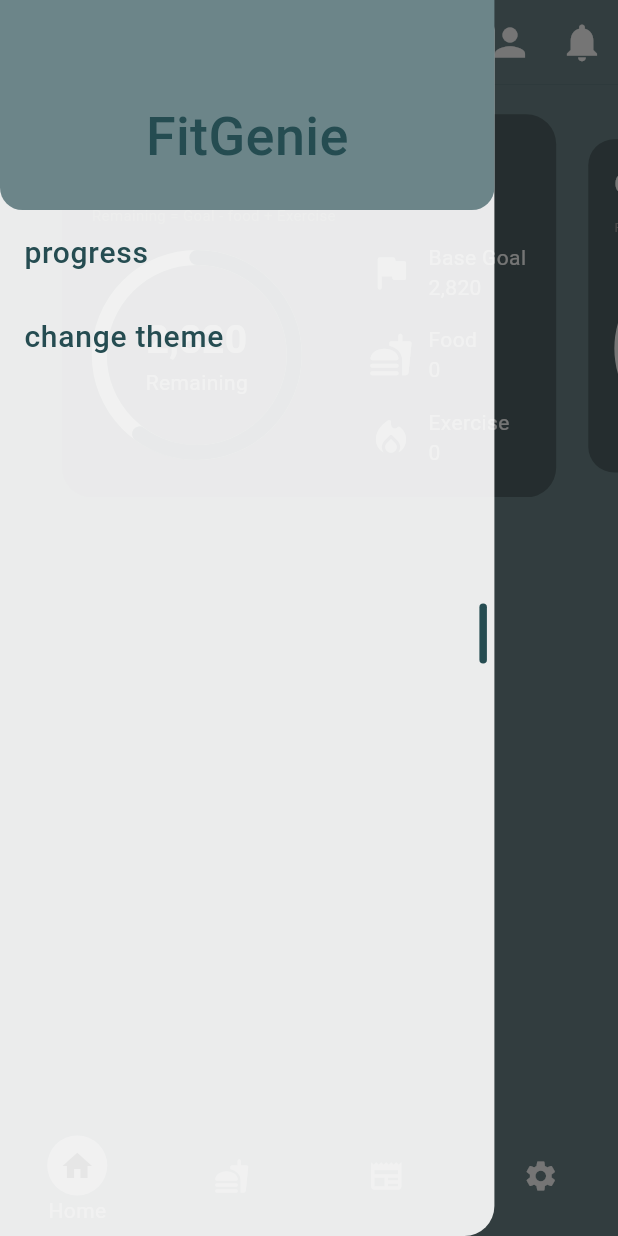
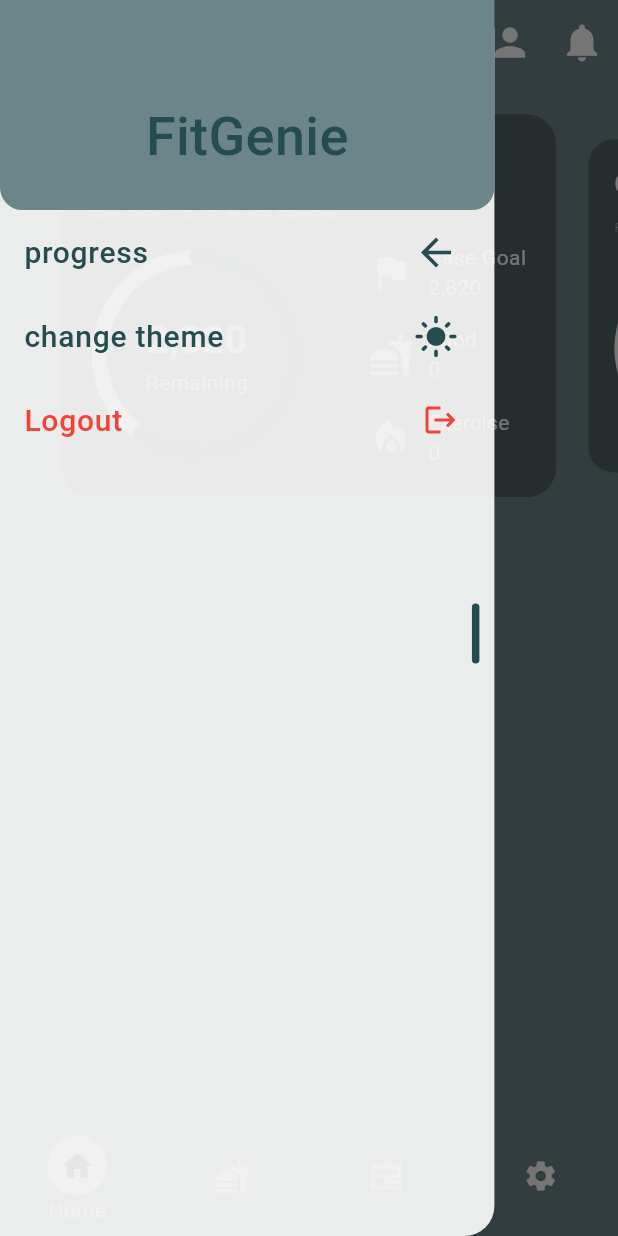
Before and after one commit to eslam301/fit_genie, a Flutter app: the HomeLayout screen opened directly, with the side drawer open, on a phone screen of 412 x 824 dp. Run offline on Flutter 3.47's test engine with Material 3 defaults, Android fonts, the phone set to English and light mode, and no system bars; drawn by our look-alikes of carousel_slider, percent_indicator; our stand-ins replace get; missing offline and left inert: model_viewer_plus.

Commit message:
v.4.1.0 finished theme mode changer

```diff
--- a/lib/core/application_theme.dart
+++ b/lib/core/application_theme.dart
@@ -6,6 +6,13 @@
   static const Color whiteGothic = Color(0xffcedcdd);
   static const Color white = Color(0xffffffff);
   static const Color darkSlate = Color(0xff000c08);
+  //dark theme colors
+  static const Color gothicShade = Color(0xff1a383d);
+  static const Color openGothicShade = Color(0xff4d6467);
+  static const Color whiteGothicShade = Color(0xffaebdbd);
+  static const Color darkDarkSlate = Color(0xff191919);
+  static const Color darkSlateAccent = Color(0xff001a11);
+
 
 
   static ThemeData lightTheme = ThemeData(
@@ -55,10 +62,50 @@
     bottomSheetTheme: const BottomSheetThemeData(),
   );
   static ThemeData darkTheme = ThemeData(
-    primaryColor: gothic,
-    secondaryHeaderColor: openGothic,
+    primaryColor: gothicShade,
+    secondaryHeaderColor: openGothicShade,
+    scaffoldBackgroundColor: darkDarkSlate,
     appBarTheme: const AppBarTheme(
-      backgroundColor: Colors.grey,
-    )
+      backgroundColor: openGothicShade,
+      elevation: 0,
+      centerTitle: true,
+      iconTheme: IconThemeData(
+        color: white,
+        size: 30,
+      ),
+      titleTextStyle: TextStyle(
+        color: white,
+        fontSize: 34,
+        fontWeight: FontWeight.bold,
+      ),
+    ),
+    textTheme: const TextTheme(),
+    colorScheme: const ColorScheme(
+        primary: gothicShade,
+        onPrimary: openGothicShade,
+        secondary: whiteGothicShade,
+        onSecondary: white,
+        error: Colors.red,
+        onError: Colors.red,
+        background:whiteGothicShade ,
+        onBackground: Colors.pink,
+        surface: Colors.blue,
+        onSurface: Colors.pinkAccent,
+        brightness: Brightness.dark
+    ),
+    bottomNavigationBarTheme: const BottomNavigationBarThemeData(
+      backgroundColor: openGothicShade,
+      type: BottomNavigationBarType.fixed,
+      elevation: 0,
+      showSelectedLabels: true,
+      showUnselectedLabels: false,
+      selectedItemColor: Colors.white,
+      unselectedItemColor: Colors.white,
+      selectedIconTheme: IconThemeData(
+        color: Colors.black,
+      ),
+    ),
+    bottomSheetTheme: const BottomSheetThemeData(),
   );
+
 }
--- a/lib/core/widgets/custom_button.dart
+++ b/lib/core/widgets/custom_button.dart
@@ -23,9 +23,9 @@
         ),
         child: Row(
           children: [
-            Text(label, style: TextStyle(color: theme.colorScheme.onPrimary,fontSize: 20),),
+            Text(label, style: const TextStyle(color: Colors.white,fontSize: 20),),
             const Spacer(),
-            Icon(Icons.arrow_forward,color: theme.colorScheme.onPrimary,)
+            const Icon(Icons.arrow_forward,color: Colors.white,)
           ],
         ),
       ),
--- a/lib/core/widgets/custom_drawer.dart
+++ b/lib/core/widgets/custom_drawer.dart
@@ -1,41 +1,44 @@
 import 'package:flutter/material.dart';
 import 'package:get/get.dart';
+import '../../main.dart';
+import '../../pages/sign-in/sign_in.dart';
 
 class CustomDrawer extends StatelessWidget {
   const CustomDrawer({super.key});
-
   @override
   Widget build(BuildContext context) {
+    final ThemeController themeController = Get.find();
     var theme = Theme.of(context);
     var height = MediaQuery.of(context).size.height;
     var width = MediaQuery.of(context).size.width;
-
     return Container(
-      width:  width*0.8,
+        width: width * 0.8,
         decoration: BoxDecoration(
             color: theme.colorScheme.background.withOpacity(0.9),
             borderRadius: const BorderRadius.only(
               topRight: Radius.circular(20.0),
               bottomRight: Radius.circular(20.0),
-        )
-      ),
+            )),
         child: Stack(
           children: [
-          Column(
-            children: [
+            Column(children: [
               Container(
                 width: double.infinity,
-                height: height*0.17,
-                padding: EdgeInsets.only(top: height*0.05),
+                height: height * 0.17,
+                padding: EdgeInsets.only(top: height * 0.05),
                 decoration: BoxDecoration(
                     color: theme.colorScheme.onPrimary,
                     borderRadius: const BorderRadius.only(
                       bottomLeft: Radius.circular(15.0),
                       bottomRight: Radius.circular(15.0),
-                  )
-                ),
+                    )),
                 child: Center(
-                  child: Text('FitGenie', style: TextStyle(color: theme.primaryColor,fontSize: 36,fontWeight: FontWeight.w500),
+                  child: Text(
+                    'FitGenie',
+                    style: TextStyle(
+                        color: theme.primaryColor,
+                        fontSize: 36,
+                        fontWeight: FontWeight.w500),
                   ),
                 ),
               ),
@@ -44,40 +47,78 @@
                       physics: const BouncingScrollPhysics(),
                       children: [
                     ListTile(
-                      title: Text('progress', style: TextStyle(color: theme.primaryColor,fontSize: 20,fontWeight: FontWeight.w500),),
-                      onTap: (){
+                        iconColor: theme.primaryColor,
+                        trailing: const Icon(
+                          Icons.arrow_back,
+                          size: 30,
+                        ),
+                        title: Text(
+                          'progress',
+                          style: TextStyle(
+                              color: theme.primaryColor,
+                              fontSize: 20,
+                              fontWeight: FontWeight.w500),
+                        ),
+                        onTap: () {
                           Get.back();
-                      }
+                        }),
+                    ListTile(
+                      iconColor: theme.primaryColor,
+                        title: Text(
+                          'change theme',
+                          style: TextStyle(
+                              color: theme.primaryColor,
+                              fontSize: 20,
+                              fontWeight: FontWeight.w500),
                         ),
+                        trailing: Icon(
+                          themeController.isDarkMode.value ? Icons.dark_mode : Icons.light_mode,
+                          size: 30,
+                        ),
+                        onTap: () {
+                          themeController.toggleTheme();
+
+                        }),
                     ListTile(
-                      title: Text('change theme', style: TextStyle(color: theme.primaryColor,fontSize: 20,fontWeight: FontWeight.w500),),
-                      onTap: (){
-                        Get.changeThemeMode(Get.isDarkMode ? ThemeMode.light : ThemeMode.dark);
-
-                      }
+                        title: Row(
+                          children: [
+                            Text(
+                              'Logout',
+                              style: TextStyle(
+                                  color: theme.colorScheme.error,
+                                  fontSize: 20,
+                                  fontWeight: FontWeight.w500),
                             ),
-
-                  ]
+                            const Spacer(),
+                            Icon(
+                              Icons.logout,
+                              color: theme.colorScheme.error,
                             )
-              )
-            ]
+                          ],
                         ),
+                        onTap: () {
+                          Get.off(
+                            () => const SignInPage(),
+                            transition: Transition.fadeIn,
+                          );
+                        }),
+                  ]))
+            ]),
             Positioned(
-            right: 5,
-            top: height/2.1,
+              right: 10,
+              top: height / 2.1,
               child: Container(
-                width:5 ,height: 40,
+                  width: 5,
+                  height: 40,
                   margin: const EdgeInsets.symmetric(vertical: 10),
                   decoration: BoxDecoration(
                     color: theme.primaryColor,
                     borderRadius: const BorderRadius.all(
                       Radius.circular(20.0),
                     ),
-                )
-            ),
+                  )),
             ),
           ],
-      )
-    );
+        ));
   }
 }
--- a/lib/core/widgets/drop_down_bar.dart
+++ b/lib/core/widgets/drop_down_bar.dart
@@ -21,9 +21,9 @@
             children: [
               Text(
                 title!,
-                style: TextStyle(color: Colors.white, fontSize: 24),
+                style: const TextStyle(color: Colors.white, fontSize: 24),
               ),
-              Icon(Icons.arrow_drop_down,
+              const Icon(Icons.arrow_drop_down,
                   color: Colors.white),
             ],
           ),
--- a/lib/core/widgets/logo_splash_widget.dart
+++ b/lib/core/widgets/logo_splash_widget.dart
@@ -31,8 +31,9 @@
                     fontStyle: FontStyle.italic,
                     shadows: const [
                       Shadow(
-                        color: Colors.black,
-                        offset: Offset(2.0, 2.0),
+                        color: Colors.white,
+                        blurRadius: 10.0,
+                        offset: Offset(1.0, 1.0),
                       )
                     ]
                 )
--- a/lib/layout/home_layout.dart
+++ b/lib/layout/home_layout.dart
@@ -30,7 +30,6 @@
     return Scaffold(
       drawer: const CustomDrawer(),
       appBar: AppBar(
-
         title: const Text('FitGenie'),
         actions: [
           IconButton(
--- a/lib/main.dart
+++ b/lib/main.dart
@@ -3,8 +3,8 @@
 import 'package:fitgenie/pages/sign-in/sign_up/sign_up.dart';
 import 'package:fitgenie/pages/splash/splash_screen.dart';
 import 'package:flutter/material.dart';
-import 'package:get/get_navigation/src/root/get_material_app.dart';
-import 'package:get/get_navigation/src/routes/transitions_type.dart';
+import 'package:get/get.dart';
+
 
 import 'core/application_theme.dart';
 import 'layout/home_layout.dart';
@@ -21,6 +21,10 @@
       debugShowCheckedModeBanner: false,
       theme: ApplicationTheme.lightTheme,
       darkTheme: ApplicationTheme.darkTheme,
+      themeMode: Get.isDarkMode ? ThemeMode.dark : ThemeMode.light,
+      initialBinding: BindingsBuilder(() {
+        Get.put(ThemeController());
+      }),
       initialRoute: SplashScreen.routeName,
       routes: {
         SplashScreen.routeName: (context) => const SplashScreen(),
@@ -34,3 +38,13 @@
     );
   }
 }
+class ThemeController extends GetxController {
+  RxBool isDarkMode = false.obs;
+
+  ThemeData get themeData => isDarkMode.value ? ThemeData.dark() : ThemeData.light();
+
+  void toggleTheme() {
+    isDarkMode.toggle();
+    Get.changeThemeMode(isDarkMode.value ? ThemeMode.dark : ThemeMode.light);
+  }
+}
--- a/lib/pages/settings/setting_view.dart
+++ b/lib/pages/settings/setting_view.dart
@@ -36,7 +36,7 @@
           height: 20,
         ),
         DropDownBar(listOfSheet: languages,title: "languages",),
-        DropDownBar(listOfSheet: themes,title: "themes",),
+        // DropDownBar(listOfSheet: themes,title: "themes",),
         LongButton(label: 'Model', onTap: (){
           Get.to(() => const ModelTestView(),transition: Transition.fadeIn);
         })
--- a/pubspec.yaml
+++ b/pubspec.yaml
@@ -17,6 +17,7 @@
   percent_indicator: ^4.2.3
   model_viewer_plus: ^1.7.0
   carousel_slider: ^4.2.1
+  provider: ^6.1.1
 
 dev_dependencies:
   flutter_test:
```
Also changed, not shown: lib/pages/splash/splash_screen.dart (+8 -1 lines), pubspec.lock. Lines whose indentation alone changed are shown as unchanged.
